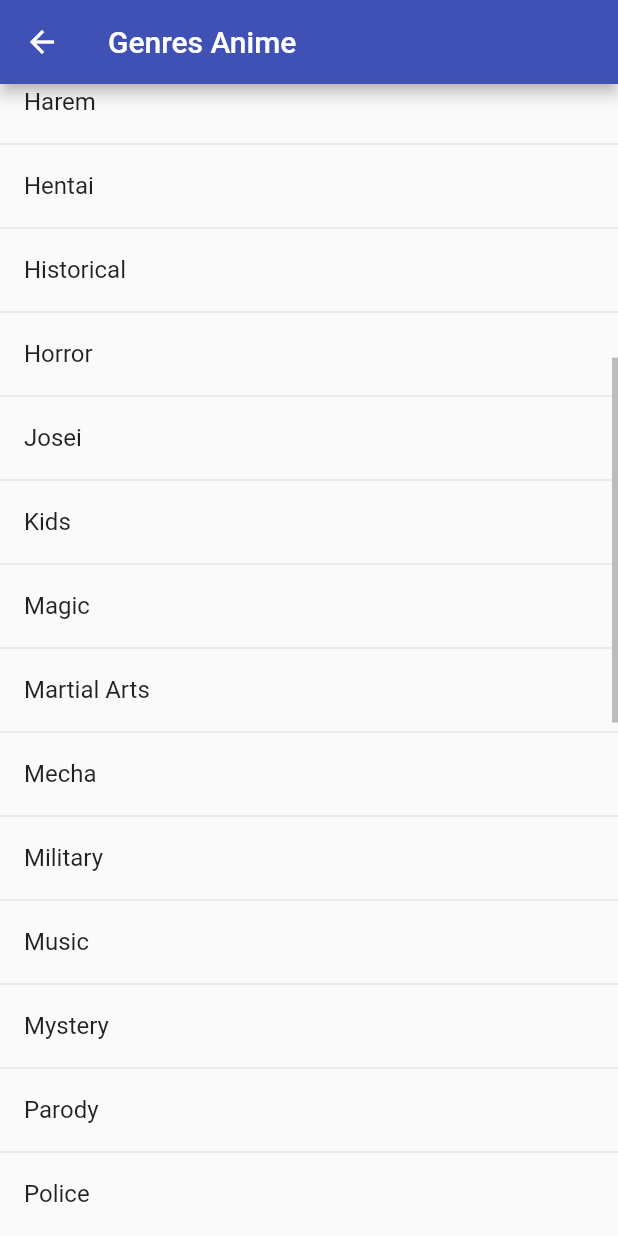
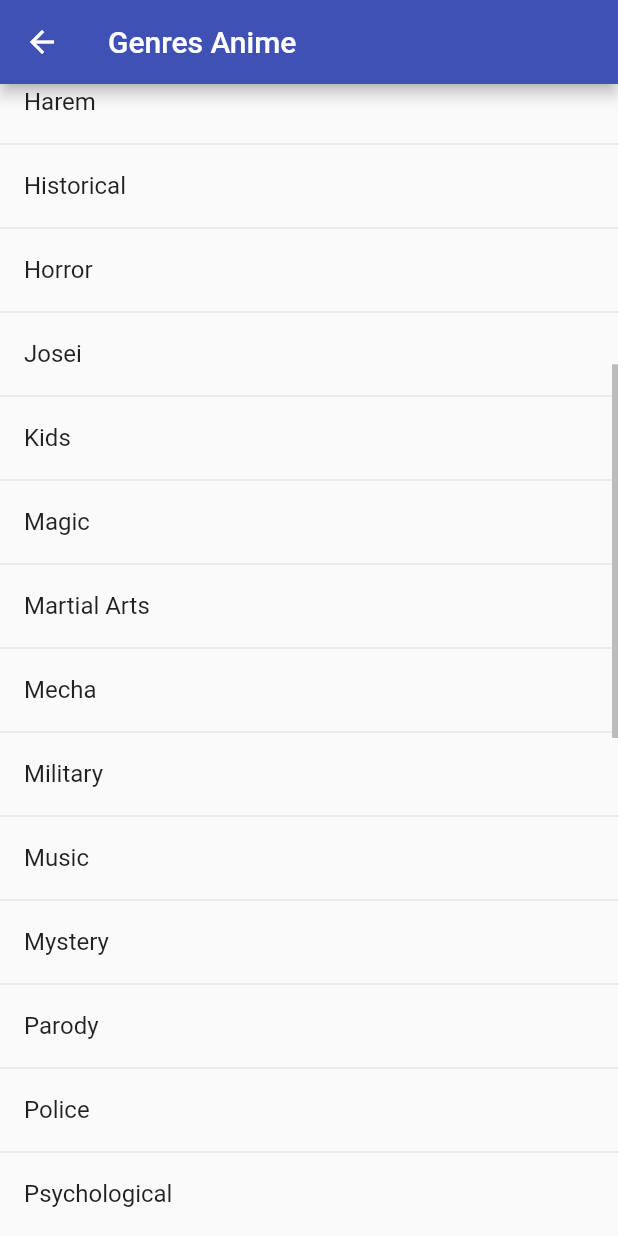
Before and after one commit to javoeria/myanimelist-flutter, a Flutter app: the GenreAnimeScreen screen opened directly, scrolled down 576 dp, on a phone screen of 412 x 824 dp. Run offline on Flutter 3.47's test engine with Material 2 defaults, Android fonts, the phone set to English and light mode, and no system bars; our stand-ins replace auto_size_text, built_collection, charts_flutter, cloud_firestore, dynamic_theme, expandable and 7 more; missing offline and left inert: firebase_performance, flutter_pagewise, jikan_api, rate_my_app, slack_notifier; accounts and stored records are empty.

Commit message:
Exclude hentai genre content

```diff
--- a/lib/main.dart
+++ b/lib/main.dart
@@ -1,4 +1,4 @@
-import 'package:flutter/foundation.dart';
+import 'package:flutter/foundation.dart' show kReleaseMode;
 import 'package:flutter/material.dart';
 import 'package:jikan_api/jikan_api.dart';
 import 'package:built_collection/built_collection.dart' show BuiltList;
@@ -18,7 +18,7 @@ import 'package:slack_notifier/slack_notifier.dart';
 void main() async {
   WidgetsFlutterBinding.ensureInitialized();
   await Firebase.initializeApp();
-  // FirebaseCrashlytics.instance.setCrashlyticsCollectionEnabled(true);
+  FirebaseCrashlytics.instance.setCrashlyticsCollectionEnabled(kReleaseMode);
   FlutterError.onError = FirebaseCrashlytics.instance.recordFlutterError;
 
   if (kReleaseMode) SlackNotifier(kSlackToken).send('main', channel: 'jikan');
--- a/lib/screens/genre_anime_screen.dart
+++ b/lib/screens/genre_anime_screen.dart
@@ -17,7 +17,7 @@ class GenreAnimeScreen extends StatelessWidget {
       'Fantasy': 10,
       'Game': 11,
       'Harem': 35,
-      'Hentai': 12,
+//    'Hentai': 12,
       'Historical': 13,
       'Horror': 14,
       'Josei': 43,
@@ -40,7 +40,7 @@ class GenreAnimeScreen extends StatelessWidget {
       'Shoujo Ai': 26,
       'Shounen': 27,
       'Shounen Ai': 28,
-      'Slice Of Life': 36,
+      'Slice of Life': 36,
       'Space': 29,
       'Sports': 30,
       'Super Power': 31,
--- a/lib/widgets/home/search_button.dart
+++ b/lib/widgets/home/search_button.dart
@@ -96,6 +96,7 @@ class CustomSearchDelegate extends SearchDelegate<Search> {
     }
 
     Provider.of<UserData>(context, listen: false).addHistory(query);
+    String excludeHentai = '&genre=12&genre_exclude=0&order_by=members&sort=desc';
     return Scrollbar(
       child: PagewiseListView(
         pageSize: kSearchPageSize,
@@ -104,7 +105,7 @@ class CustomSearchDelegate extends SearchDelegate<Search> {
         noItemsFoundBuilder: (context) {
           return ListTile(title: Text('No items found.'));
         },
-        pageFuture: (pageIndex) => jikan.search(query, type, page: pageIndex + 1),
+        pageFuture: (pageIndex) => jikan.search(query, type, custom: excludeHentai, page: pageIndex + 1),
       ),
     );
   }
--- a/lib/widgets/season/season_list.dart
+++ b/lib/widgets/season/season_list.dart
@@ -28,6 +28,7 @@ class _SeasonListState extends State<SeasonList> with AutomaticKeepAliveClientMi
     super.build(context);
     bool kids = Provider.of<UserData>(context).kidsGenre;
     bool r18 = Provider.of<UserData>(context).r18Genre;
+    _animeList = BuiltList.from(_animeList.where((anime) => !anime.genres.map((i) => i.name).contains('Hentai')));
     if (!kids) _animeList = BuiltList.from(_animeList.where((anime) => anime.kids == false));
     if (!r18) _animeList = BuiltList.from(_animeList.where((anime) => anime.r18 == false));
 
--- a/pubspec.yaml
+++ b/pubspec.yaml
@@ -1,7 +1,7 @@
 name: myanimelist
 description: The best way to explore all anime and manga.
 
-version: 1.0.1+5
+version: 1.0.2+6
 
 environment:
   sdk: ">=2.7.0 <3.0.0"
@@ -28,7 +28,7 @@ dependencies:
   firebase_crashlytics: ^0.2.4
   firebase_performance: ^0.4.3
   # firebase_remote_config: ^0.4.3
-  jikan_api: ^1.3.1
+  jikan_api: ^1.4.0
   slack_notifier: ^1.0.0
   rate_my_app: ^0.7.2
   flutter_pagewise:
```
Also changed, not shown: lib/screens/genre_manga_screen.dart (+16 -2 lines), pubspec.lock.
